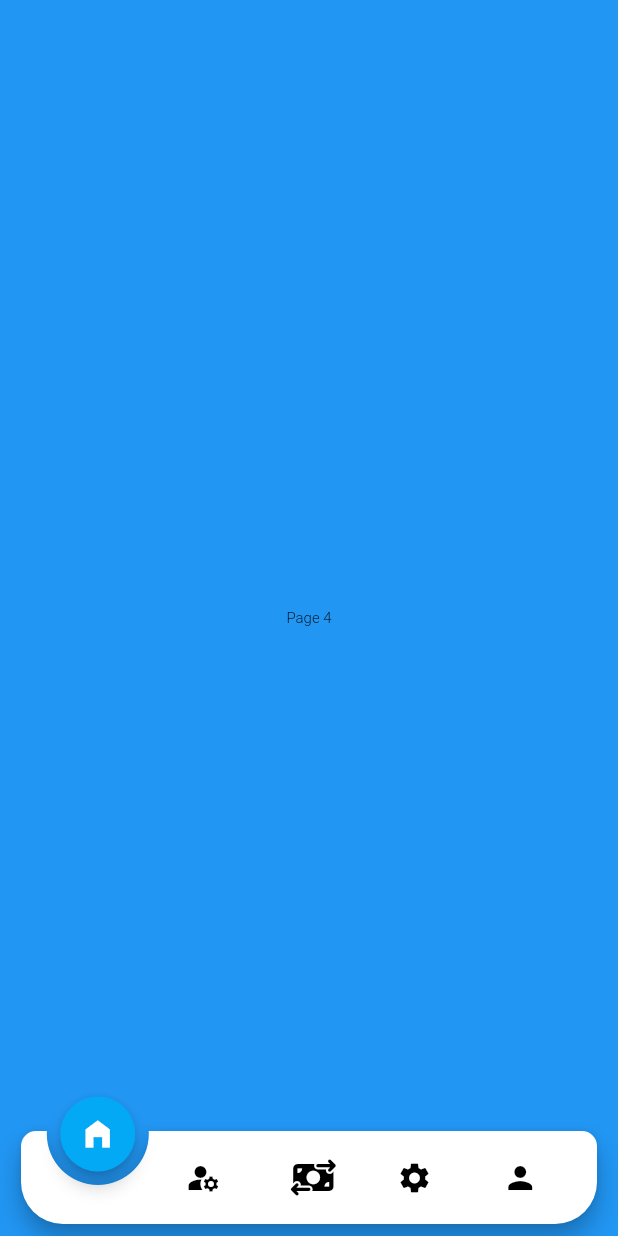
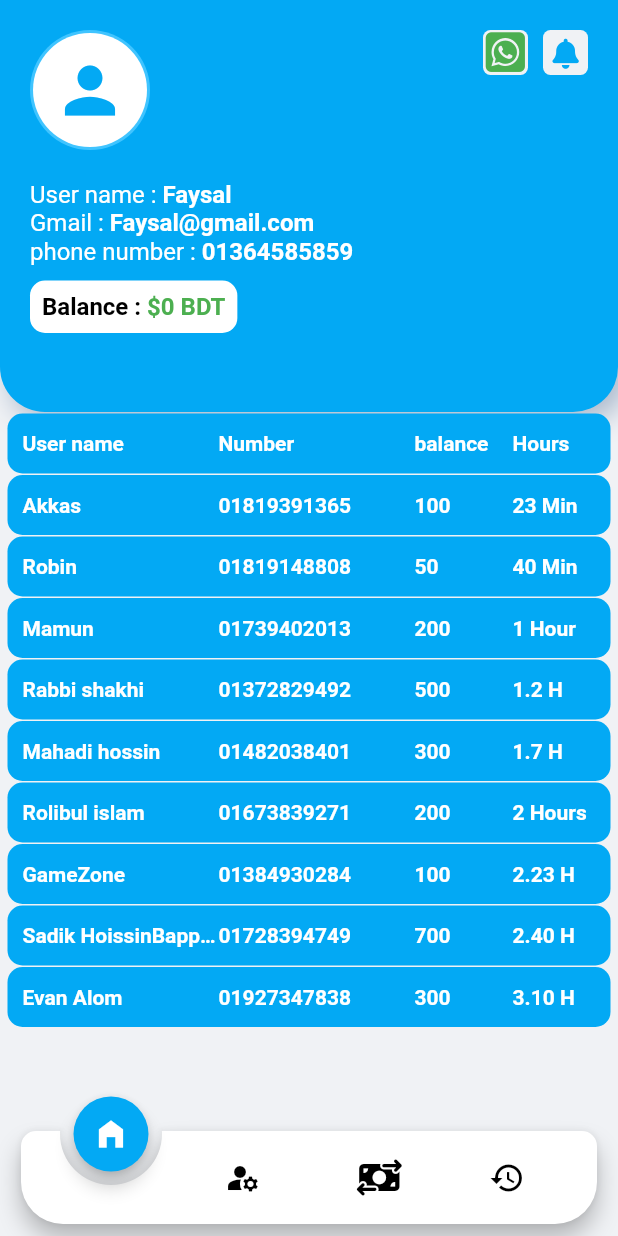
Before and after one commit to Faysal9991/Weather_App_Skeleton, a Flutter app: the HomePage screen opened directly, swiped to page 4, on a phone screen of 412 x 824 dp. Run offline on Flutter 3.47's test engine with Material 2 defaults, Android fonts, the phone set to English and light mode, and no system bars; drawn by our look-alikes of animated_notch_bottom_bar; our stand-ins replace cloud_firestore, dio, firebase_auth, firebase_core, flutter_easyloading, flutter_screenutil and 3 more; accounts and stored records are empty.

```diff
--- a/lib/helper/helper.dart
+++ b/lib/helper/helper.dart
@@ -35,8 +35,8 @@ class Helper {
   static back(context) {
     Navigator.pop(context);
   }
-  static toReplacementScreenSlideRightToLeft(screen) {
-    Navigator.pushReplacement(navigatorKey.currentState!.context, SlideRightToLeft(page: screen));
+  static toReplacementScreenSlideRightToLeft(screen,BuildContext context) {
+    Navigator.pushReplacement(context, SlideRightToLeft(page: screen));
   }
 
   static toReplacementScreenSlideLeftToRight(screen) {
--- a/lib/screens/home/home_screen.dart
+++ b/lib/screens/home/home_screen.dart
@@ -4,6 +4,7 @@ import 'package:animated_notch_bottom_bar/animated_notch_bottom_bar/animated_not
 import 'package:flutter/material.dart';
 import 'package:font_awesome_flutter/font_awesome_flutter.dart';
 import 'package:weather_app/screens/home/views/diposit_Screen.dart';
+import 'package:weather_app/screens/home/views/hestory.dart';
 import 'package:weather_app/screens/home/views/otp_screen.dart';
 import 'package:weather_app/screens/home/views/sms_screen.dart';
 import 'package:weather_app/util/theme/app_colors.dart';
@@ -32,11 +33,11 @@ class _HomePageState extends State<HomePage> {
 
   /// widget list
   final List<Widget> bottomBarPages = [
-    const SmsScreeen(),
+    const SmsScreen(),
     const OtpScreen(),
     const DepositScreen(),
-    const Page4(),
-    const Page5(),
+    const HistoryScreen(),
+
   ];
 
   @override
@@ -93,27 +94,16 @@ class _HomePageState extends State<HomePage> {
                 ),
                 BottomBarItem(
                   inActiveItem: Icon(
-                    Icons.settings,
+                    Icons.history,
                      color: Colors.black,
                   ),
                   activeItem: Icon(
-                    Icons.settings,
+                    Icons.history,
                     color: Colors.white,
                   ),
                   itemLabel: 'Page 4',
                 ),
-                BottomBarItem(
-                  inActiveItem: Icon(
-                    Icons.person,
-                     color: Colors.black,
-                  ),
-                  activeItem: Icon(
-                    Icons.person,
-                    color: Colors.white,
-                  ),
-                  itemLabel: 'Page 5',
-                ),
-              ],
+             ],
               onTap: (index) {
                 /// perform action on tab change and to update pages you can update pages without pages
                 log('current selected index $index');
--- a/lib/screens/home/views/hestory.dart
+++ b/lib/screens/home/views/hestory.dart
@@ -0,0 +1,117 @@
+import 'package:flutter/material.dart';
+import 'package:weather_app/util/theme/app_colors.dart';
+import 'package:weather_app/util/theme/text.style.dart';
+import 'package:weather_app/util/widgets/custom_appbar.dart';
+
+class HistoryScreen extends StatefulWidget {
+  const HistoryScreen({super.key});
+
+  @override
+  State<HistoryScreen> createState() => _HistoryScreenState();
+}
+
+class _HistoryScreenState extends State<HistoryScreen> {
+  List userName =[
+"User name",
+"Akkas",
+"Robin",
+"Mamun",
+"Rabbi shakhi",
+"Mahadi hossin",
+"Rolibul islam",
+"GameZone",
+"Sadik Hoissin"
+"Bappi chowdury",
+"Evan Alom"
+];
+ List balance =[
+"balance ",
+"100",
+"50",
+"200",
+"500",
+"300",
+"200",
+"100",
+"700",
+"300",
+"100"
+  ];
+   List hours =[
+"Hours",
+"23 Min",
+"40 Min",
+"1 Hour",
+"1.2 H",
+"1.7 H",
+"2 Hours",
+"2.23 H",
+"2.40 H",
+"3.10 H",
+"4 Hours"
+  ];
+   List phoneNumber =[
+"Number",
+"01819391365",
+"01819148808",
+"01739402013",
+"01372829492",
+"01482038401",
+"01673839271",
+"01384930284",
+"01728394749",
+"01927347838",
+"01572838389",
+"01673838393"
+  ];
+  @override
+  Widget build(BuildContext context) {
+    double width = MediaQuery.of(context).size.width;
+    return Scaffold(
+      backgroundColor:AppColors.scaffold,
+      body: SingleChildScrollView(
+        child: Column(children: [
+          const CustomConatinerButton(),
+
+         ListView.builder(
+          padding: EdgeInsets.zero,
+          shrinkWrap: true,
+      physics: const NeverScrollableScrollPhysics(),
+          itemCount: userName.length,
+          itemBuilder: (context,index){
+          return Padding(
+            padding: const EdgeInsets.only(left: 5,right:5,top: 1),
+            child: Container(
+              height: 40,
+                  width: width,
+                  decoration: BoxDecoration(color: Colors.lightBlue,borderRadius: BorderRadius.circular(10)),
+                  child: Row(
+
+        mainAxisAlignment: MainAxisAlignment.spaceAround,
+            children: [
+              SizedBox(width: 10,),
+            Expanded(
+              flex: 2,
+              child: Text( overflow: TextOverflow.ellipsis,maxLines:1,
+                "${userName[index]}",style: latoStyle700Bold.copyWith(color: Colors.white,fontSize: 14),),
+            ),
+             Expanded(
+              flex: 2,
+               child: Text(overflow: TextOverflow.ellipsis,maxLines:1,"${phoneNumber[index]}",style: latoStyle700Bold.copyWith(color: Colors.white,fontSize: 14),),
+             ),
+
+               Expanded(
+                flex: 1,
+                 child: Text(overflow: TextOverflow.ellipsis,maxLines:1,"${balance[index]}",style: latoStyle700Bold.copyWith(color: Colors.white,fontSize: 14)),
+               ),
+                 Expanded( flex:1, child :Text(overflow: TextOverflow.ellipsis,maxLines:1,"${hours[index]}",style: latoStyle700Bold.copyWith(color: Colors.white,fontSize: 14),))
+                  ]),
+            ),
+          );
+         }),
+ ]),
+      ),
+
+    );
+  }
+}
--- a/pubspec.yaml
+++ b/pubspec.yaml
@@ -46,6 +46,10 @@ dependencies:
   flutter_screenutil: ^5.6.1
   font_awesome_flutter: ^10.5.0
   animated_notch_bottom_bar: ^1.0.0
+  cloud_firestore: ^4.9.1
+  firebase_auth: ^4.9.0
+  firebase_core: ^2.15.1
+  flutter_easyloading: ^3.0.5
 dev_dependencies:
   flutter_test:
     sdk: flutter
```
Also changed, not shown: lib/main.dart (+16 -1 lines), lib/model/user_model.dart (added, +45 -0 lines), lib/provider/authprovider.dart (added, +81 -0 lines), lib/screens/auth/login_screen.dart (+20 -5 lines), lib/screens/auth/views/sign_up_Screen.dart (+38 -12 lines), lib/screens/home/views/diposit_Screen.dart (+49 -12 lines), lib/screens/home/views/sms_screen.dart (+10 -10 lines), lib/firebase_options.dart (added), pubspec.lock, 9 other files.
